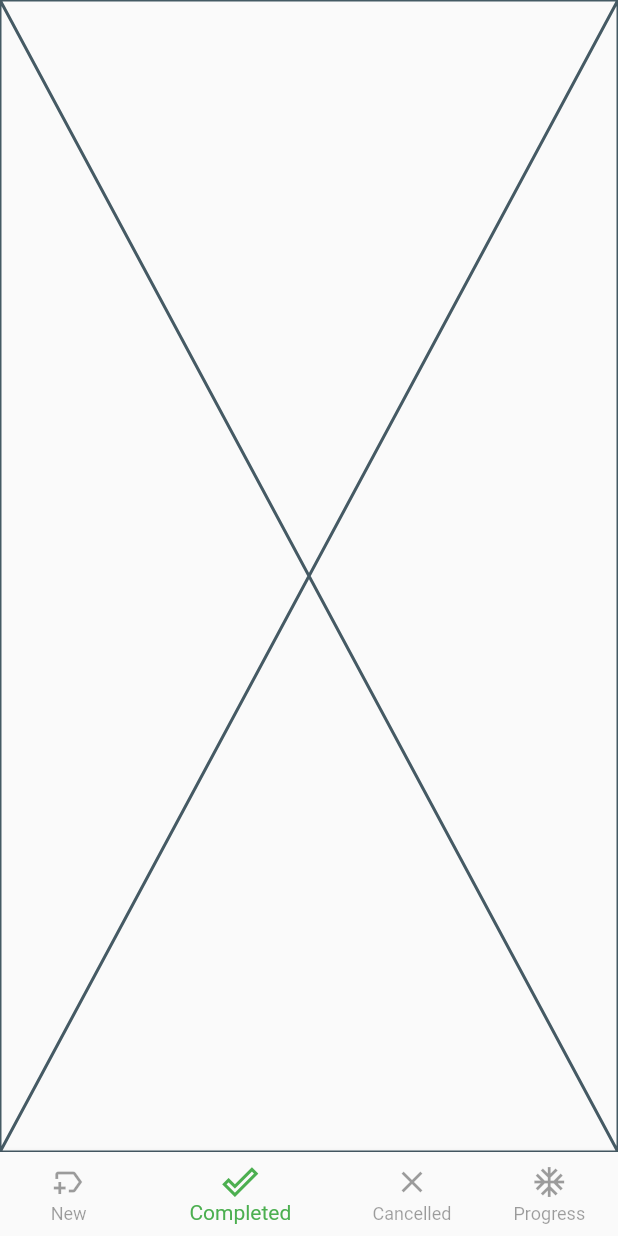
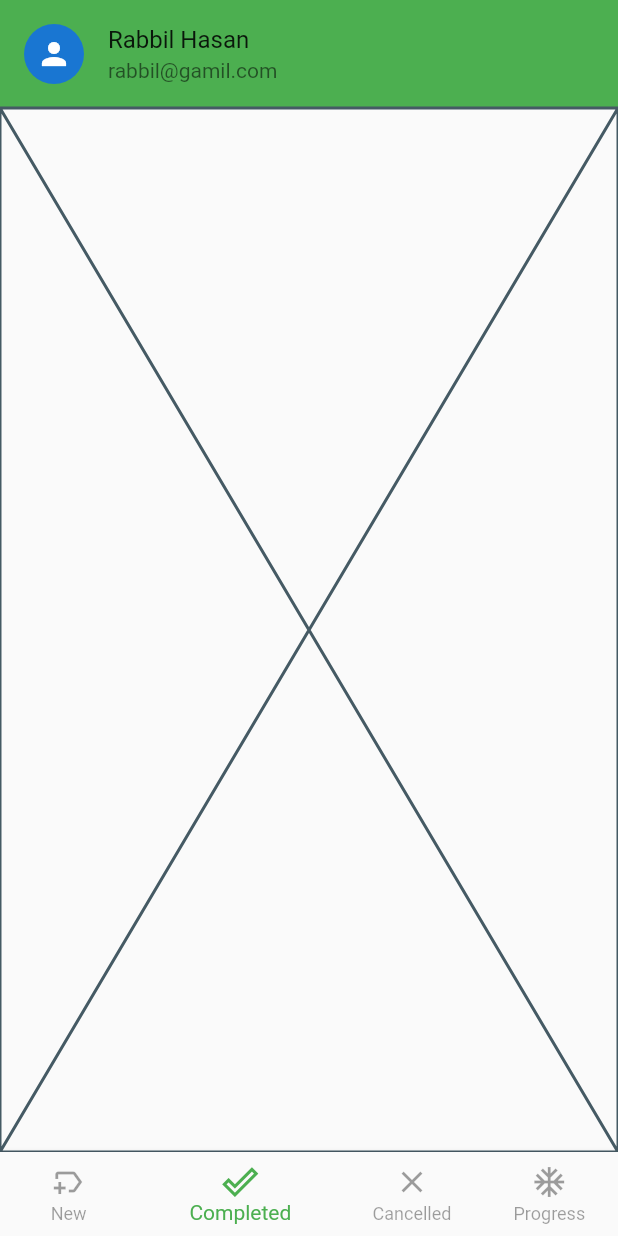
Before and after one commit to RafatMeraz/ostad_flutter_batch_two, a Flutter app: the MainBottomNavBar screen opened directly, item 2 of the bottom bar chosen, on a phone screen of 412 x 824 dp. Run offline on Flutter 3.47's test engine with Material 2 defaults, Android fonts, the phone set to English and light mode, and no system bars; our stand-ins replace flutter_svg, pin_code_fields.

```diff
--- a/lib/ui/screens/main_ bottom_nav_bar.dart
+++ b/lib/ui/screens/main_ bottom_nav_bar.dart
@@ -3,7 +3,8 @@ import 'package:ostad_flutter_batch_two/ui/screens/cancelled_tasks_screen.dart';
 import 'package:ostad_flutter_batch_two/ui/screens/completed_tasks_screen.dart';
 import 'package:ostad_flutter_batch_two/ui/screens/inprogress_tasks_screen.dart';
 import 'package:ostad_flutter_batch_two/ui/screens/new_tasks_screen.dart';
-import 'package:ostad_flutter_batch_two/ui/widgets/screen_background_widget.dart';
+
+import '../widgets/user_profile_widget.dart';
 
 class MainBottomNavBar extends StatefulWidget {
   const MainBottomNavBar({Key? key}) : super(key: key);
@@ -24,7 +25,14 @@ class _MainBottomNavBarState extends State<MainBottomNavBar> {
   @override
   Widget build(BuildContext context) {
     return Scaffold(
-      body: _screens[_selectedScreen],
+      body: SafeArea(
+        child: Column(
+          children: [
+            const UserProfileWidget(),
+            Expanded(child: _screens[_selectedScreen]),
+          ],
+        ),
+      ),
       bottomNavigationBar: BottomNavigationBar(
         selectedItemColor: Colors.green,
         unselectedItemColor: Colors.black38,
--- /dev/null
+++ b/lib/ui/widgets/user_profile_widget.dart
@@ -0,0 +1,18 @@
+import 'package:flutter/material.dart';
+
+class UserProfileWidget extends StatelessWidget {
+  const UserProfileWidget({
+    Key? key,
+  }) : super(key: key);
+
+  @override
+  Widget build(BuildContext context) {
+    return const ListTile(
+      contentPadding: EdgeInsets.symmetric(horizontal: 16, vertical: 0),
+      leading: CircleAvatar(child: Icon(Icons.person)),
+      tileColor: Colors.green,
+      title: Text('Rabbil Hasan'),
+      subtitle: Text('rabbil@gamil.com'),
+    );
+  }
+}
```
Also changed, not shown: lib/ui/screens/new_tasks_screen.dart (+53 -1 lines), lib/ui/widgets/dashboard_item.dart (added, +35 -0 lines), lib/ui/widgets/task_list_item.dart (added, +67 -0 lines).
